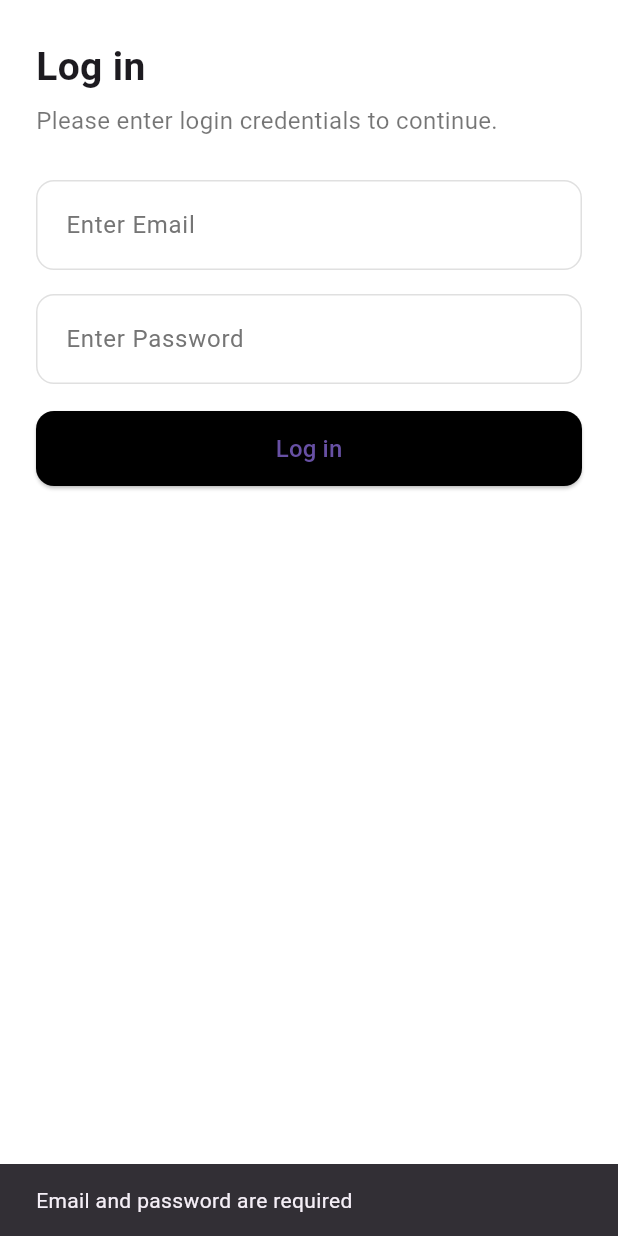
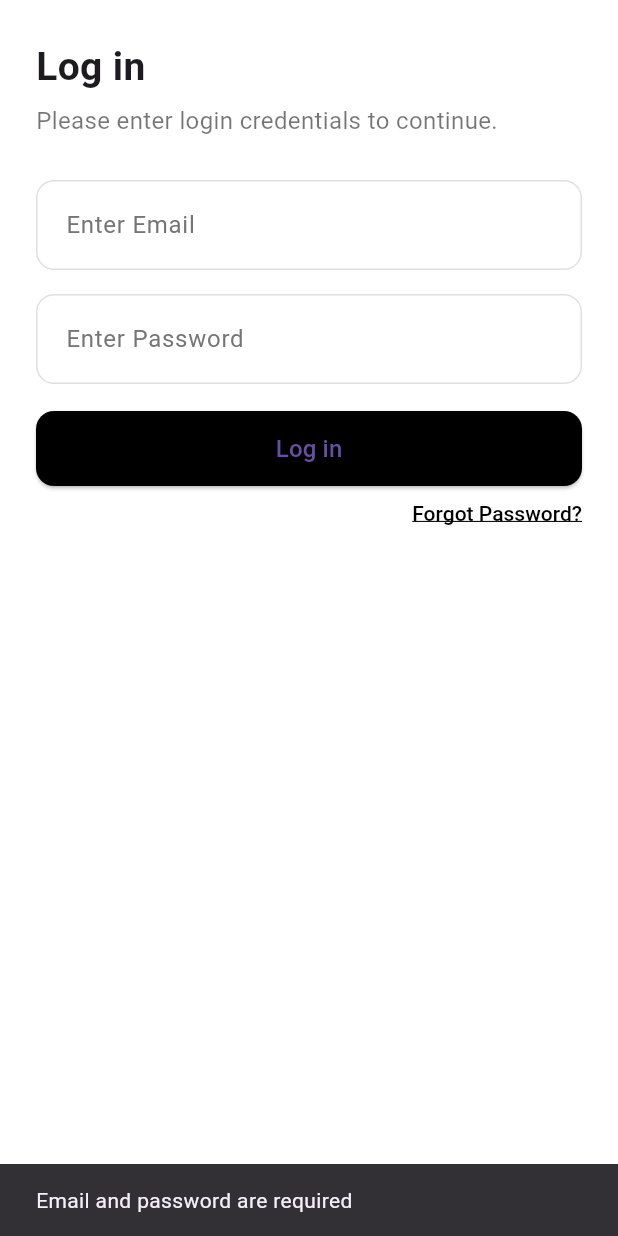
Before and after one commit to livingspark108/Deineputzcrew-mobile-app, a Flutter app: the screen it shows after launch, after a tap on "Log in", on a phone screen of 412 x 824 dp. Run offline on Flutter 3.47's test engine with Material 3 defaults, Android fonts, the phone set to English and light mode, and no system bars; our stand-ins replace connectivity_plus, device_info_plus, geolocator, image_picker, shared_preferences, sqflite; accounts and stored records are empty; network calls fail.

Commit message:
first commit

```diff
--- a/lib/home.dart
+++ b/lib/home.dart
@@ -47,6 +47,7 @@ class _MainAppState extends State<MainApp> {
   final List<Widget> _pages = const [
     DashboardScreen(),
     AllTasksScreen(),
+    SettingsScreen()
 
   ];
 
--- a/lib/login.dart
+++ b/lib/login.dart
@@ -1,4 +1,5 @@
 import 'package:diveinpuits/home.dart';
+import 'package:flutter/gestures.dart';
 import 'package:flutter/material.dart';
 import 'package:http/http.dart' as http;
 import 'dart:convert';
@@ -60,10 +61,12 @@ class _LoginScreenState extends State<LoginScreen> {
       if (response.statusCode == 200 && data['success'] == true) {
         final token = data['token'];
         final userid = data['data']['id'];
+        final username = data['data']['name'];
 
         final prefs = await SharedPreferences.getInstance();
         await prefs.setString('token', token);
         await prefs.setInt('userid', userid);
+        await prefs.setInt('username', username);
         await prefs.setString('saved_email', email);
         await prefs.setString('saved_password', password);
 
@@ -218,7 +221,24 @@ class _LoginScreenState extends State<LoginScreen> {
                 ),
               ),
               const SizedBox(height: 10),
-
+          Align(
+            alignment: Alignment.centerRight,
+            child: RichText(
+              text: TextSpan(
+                text: 'Forgot Password?',
+                style: TextStyle(
+                  fontSize: 14,
+                  fontWeight: FontWeight.w500,
+                  color: Colors.black,
+                  decoration: TextDecoration.underline,
+                ),
+                recognizer: TapGestureRecognizer()
+                  ..onTap = () {
+                    // Navigate to Forgot Password Screen
+                    Navigator.pushNamed(context, '/forgot-password');
+                  },
+              ),
+            ),)
             ],
           ),
         ),
```
Also changed, not shown: lib/forgetpasswordscreen.dart (added, +111 -0 lines), lib/settings.dart (+10 -3 lines), pubspec.lock, 1 other file.
